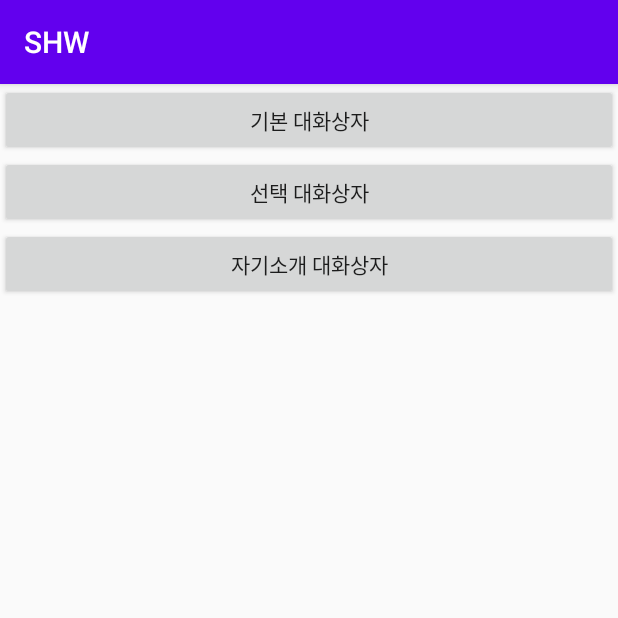
After one commit to Minoyam/School_Homework, an Android app: the DialogBoxActivity screen opened directly, with no data from a screen before it, on a phone screen of 412 x 824 dp, the top half of it. The commit adds this screen. Run offline under Robolectric (Android 15) with nearby library versions, the phone set to English and light mode, and no system bars.

Commit message:
7강 기본 DialogBox 만들기

```diff
--- a/app/src/main/AndroidManifest.xml
+++ b/app/src/main/AndroidManifest.xml
@@ -9,7 +9,8 @@
         android:roundIcon="@mipmap/ic_launcher_round"
         android:supportsRtl="true"
         android:theme="@style/AppTheme">
-        <activity android:name=".contextmenu.ContextMenuActivity"></activity>
+        <activity android:name=".dialogbox.DialogBoxActivity"></activity>
+        <activity android:name=".contextmenu.ContextMenuActivity" />
         <activity android:name=".MainActivity">
             <intent-filter>
                 <action android:name="android.intent.action.MAIN" />
@@ -17,7 +18,7 @@
                 <category android:name="android.intent.category.LAUNCHER" />
             </intent-filter>
         </activity>
-        <activity android:name=".menubar.MenuActivity"></activity>
+        <activity android:name=".menubar.MenuActivity" />
     </application>
 
 </manifest>
--- /dev/null
+++ b/app/src/main/java/com/cnm/shw/dialogbox/DialogBoxActivity.kt
@@ -0,0 +1,53 @@
+package com.cnm.shw.dialogbox
+
+import androidx.appcompat.app.AppCompatActivity
+import android.os.Bundle
+import android.view.ContextThemeWrapper
+import android.widget.Toast
+import androidx.appcompat.app.AlertDialog
+import com.cnm.shw.R
+import kotlinx.android.synthetic.main.activity_dialog_box.*
+
+class DialogBoxActivity : AppCompatActivity() {
+
+    override fun onCreate(savedInstanceState: Bundle?) {
+        super.onCreate(savedInstanceState)
+        setContentView(R.layout.activity_dialog_box)
+        bt_basic_dialog.setOnClickListener { makeDialog(basic_title, basic_message, false) }
+
+        bt_select_dialog.setOnClickListener { makeDialog(select_title, select_message, true) }
+
+        bt_homework_dialog.setOnClickListener { makeDialog(basic_title, homework_message, false) }
+    }
+
+    private fun makeDialog(title: String, message: String, alertBoolean: Boolean) {
+        val builder = AlertDialog.Builder(ContextThemeWrapper(this, R.style.Theme_AppCompat_Light_Dialog_Alert))
+        builder.apply {
+            setTitle(title)
+            setMessage(message)
+            if (alertBoolean) { select() }
+            show()
+        }
+    }
+
+    private fun AlertDialog.Builder.select() {
+        setPositiveButton(positvie_text) { _, _ ->
+            Toast.makeText(this@DialogBoxActivity, positvie_message, Toast.LENGTH_LONG).show()
+        }
+        setNegativeButton(negative_text) { _, _ ->
+            Toast.makeText(this@DialogBoxActivity, negative_message, Toast.LENGTH_LONG).show()
+        }
+    }
+
+    companion object {
+        const val basic_title = "나의 소개"
+        const val basic_message = "내 이름은 김민호입니다."
+        const val select_title = "성별 선택"
+        const val select_message = "당신은 남자입니까?"
+        const val homework_message = "내 이름은 김민호이고,\n서울시에 살고 있어요."
+        const val positvie_text = "예"
+        const val positvie_message = "당신은 남자이군요."
+        const val negative_text = "아니요"
+        const val negative_message= "당신은 여자이군요"
+    }
+}
--- /dev/null
+++ b/app/src/main/res/layout/activity_dialog_box.xml
@@ -0,0 +1,27 @@
+<?xml version="1.0" encoding="utf-8"?>
+<LinearLayout xmlns:android="http://schemas.android.com/apk/res/android"
+    xmlns:tools="http://schemas.android.com/tools"
+    android:layout_width="match_parent"
+    android:layout_height="match_parent"
+    android:orientation="vertical"
+    tools:context=".dialogbox.DialogBoxActivity">
+
+    <Button
+        android:id="@+id/bt_basic_dialog"
+        android:layout_width="match_parent"
+        android:text="@string/bt_dialogBox_basic"
+        android:layout_height="wrap_content" />
+
+    <Button
+        android:id="@+id/bt_select_dialog"
+        android:layout_width="match_parent"
+        android:text="@string/bt_dialogBox_select"
+        android:layout_height="wrap_content" />
+
+    <Button
+        android:id="@+id/bt_homework_dialog"
+        android:layout_width="match_parent"
+        android:text="@string/bt_dialogBox_homework"
+        android:layout_height="wrap_content" />
+
+</LinearLayout>
--- a/app/src/main/res/values/strings.xml
+++ b/app/src/main/res/values/strings.xml
@@ -2,4 +2,7 @@
     <string name="app_name">SHW</string>
     <string name="context_et_text">성별을 입력하려면 길게 눌러주세요.</string>
     <string name="context_bt_color">색상</string>
+    <string name="bt_dialogBox_basic">기본 대화상자</string>
+    <string name="bt_dialogBox_select">선택 대화상자</string>
+    <string name="bt_dialogBox_homework">자기소개 대화상자</string>
 </resources>
```
